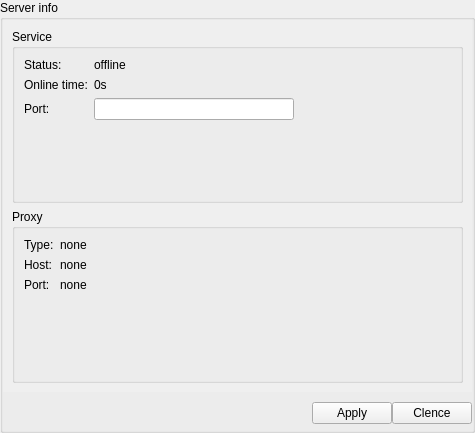
The window that Server/GUI/src/Ui/ServerInfoPage.ui (siisgoo/siisty) describes before a commit, drawn with Qt 5.
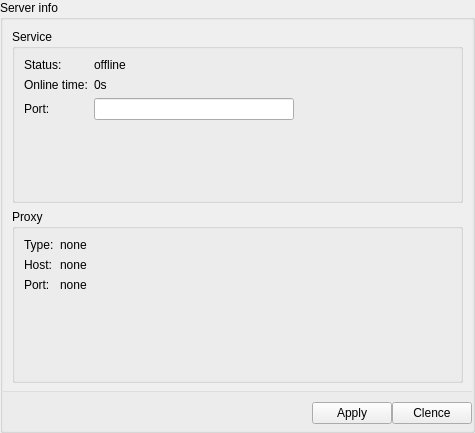
The same window after the commit.

The edit to the form file:
```diff
--- a/Server/GUI/src/Ui/ServerInfoPage.ui
+++ b/Server/GUI/src/Ui/ServerInfoPage.ui
@@ -103,7 +103,7 @@
       <item row="0" column="0" colspan="3">
        <widget class="QScrollArea" name="scrollArea">
         <property name="styleSheet">
-         <string notr="true"/>
+         <string notr="true">border-bottom: 1px solid #ddd;</string>
         </property>
         <property name="frameShape">
          <enum>QFrame::NoFrame</enum>
@@ -120,7 +120,7 @@
            <x>0</x>
            <y>0</y>
            <width>469</width>
-           <height>366</height>
+           <height>364</height>
           </rect>
          </property>
          <layout class="QVBoxLayout" name="verticalLayout">
```
Left out of the diff: 62 changed lines with no effect on the pictures.
